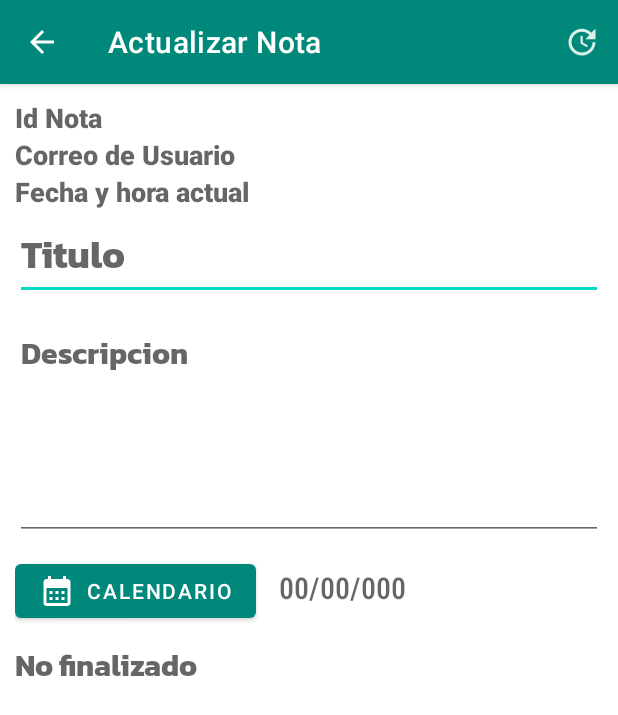
After one commit to V3Ronica1/PROYECTO-FINAL-DAUTE, an Android app: the Actualizar_Nota screen opened directly, with no data from a screen before it, on a phone screen of 412 x 824 dp. The commit adds this screen. Shown: the top 715 px of the screen. Run offline under Robolectric (Android 15) with nearby library versions, the light colour scheme and no system bars; our stand-ins replace Firebase (no records; nobody signed in at launch, a user with empty details on screens opened directly).

Commit message:
Metodo Actualizar

```diff
--- a/app/build.gradle
+++ b/app/build.gradle
@@ -46,7 +46,8 @@ android {
 
     implementation 'androidx.recyclerview:recyclerview:1.2.1'
     implementation 'com.airbnb.android:lottie:3.0.1'
-    testImplementation 'junit:junit:4.13.2'
+     implementation 'com.google.android.datatransport:transport-runtime:3.0.1'
+     testImplementation 'junit:junit:4.13.2'
     androidTestImplementation 'androidx.test.ext:junit:1.1.3'
     androidTestImplementation 'androidx.test.espresso:espresso-core:3.4.0'
 }
--- a/app/src/main/AndroidManifest.xml
+++ b/app/src/main/AndroidManifest.xml
@@ -13,6 +13,9 @@
         android:supportsRtl="true"
         android:theme="@style/Theme.Agenda_Online"
         tools:targetApi="31">
+        <activity
+            android:name="com.Actualizar_Nota"
+            android:exported="false" />
         <activity
             android:name="com.Detalles.Detalles_Notas"
             android:exported="false" />
--- /dev/null
+++ b/app/src/main/java/com/Actualizar_Nota.java
@@ -0,0 +1,193 @@
+package com;
+
+import androidx.annotation.NonNull;
+import androidx.appcompat.app.ActionBar;
+import androidx.appcompat.app.AppCompatActivity;
+
+import android.content.Intent;
+import android.os.Bundle;
+import android.text.TextUtils;
+import android.view.Menu;
+import android.view.MenuItem;
+import android.view.View;
+import android.widget.Button;
+import android.widget.EditText;
+import android.widget.TextView;
+import android.widget.Toast;
+
+import com.ListarNotas.Listar_Notas;
+import com.Objetos.Dto_notas;
+import com.google.firebase.database.DataSnapshot;
+import com.google.firebase.database.DatabaseError;
+import com.google.firebase.database.DatabaseReference;
+import com.google.firebase.database.FirebaseDatabase;
+import com.google.firebase.database.ValueEventListener;
+import com.vg.agenda_online.R;
+
+import java.text.SimpleDateFormat;
+import java.util.Date;
+import java.util.Locale;
+
+public class Actualizar_Nota extends AppCompatActivity {
+
+
+    TextView id_nota,correo_user,fecha_hora , date, result;
+    EditText titulo, descripcion;
+    Button btn_actualizar;
+
+    Module module;
+    FirebaseDatabase firebaseDatabase;
+    DatabaseReference databaseReference;
+    Dto_notas notasSelected;
+
+    @Override
+    protected void onCreate(Bundle savedInstanceState) {
+        super.onCreate(savedInstanceState);
+        setContentView(R.layout.activity_actualizar_nota);
+
+        ActionBar actionBar = getSupportActionBar();
+        actionBar.setTitle("Actualizar Nota");
+        actionBar.setDisplayShowHomeEnabled(true);
+        actionBar.setDisplayHomeAsUpEnabled(true);
+
+        id_nota =(TextView) findViewById(R.id.id_nota);
+        correo_user=(TextView)findViewById(R.id.correo_user);
+        fecha_hora=(TextView)findViewById(R.id.fecha_hora);
+        titulo=(EditText)findViewById(R.id.titulo);
+        descripcion=(EditText)findViewById(R.id.descripcion);
+       // btn_actualizar=(Button)findViewById(R.id.btn_actualizar);
+     //   databaseReference = FirebaseDatabase.getInstance().getReference("Notas Agregadas");
+
+       /* module = ((Module)getApplicationContext());
+        final String str = module.getGvalue_id().substring(0,6);
+        id_usuario.setText(str);
+        id_usuario.setEnabled(false);*/
+
+        Bundle objeto = getIntent().getExtras();
+        Dto_notas notas =null;
+        if (objeto !=null){
+            notas=(Dto_notas) objeto.getSerializable("notas");
+            id_nota.setText(""+notas.getId_nota());
+            String correo="";
+            correo_user.setText(notas.getCorreo_usario(correo));
+            fecha_hora.setText("Fecha " + getDateTime());
+            titulo.setText(notas.getTitulo());
+            descripcion.setText(notas.getDescripcion());
+
+        }
+       /* databaseReference.addValueEventListener(new ValueEventListener() {
+            @Override
+            public void onDataChange(@NonNull DataSnapshot dataSnapshot) {
+                Dto_notas notas1 = dataSnapshot.child(str).getValue(Dto_notas.class);
+                titulo.setText(notas1.getTitulo());
+                descripcion.setText(notas1.getDescripcion());
+
+            }
+
+            @Override
+            public void onCancelled(@NonNull DatabaseError error) {
+
+            }
+        });*/
+
+       /* btn_actualizar.setOnClickListener(new View.OnClickListener() {
+            @Override
+            public void onClick(View view) {
+                updateArrayList();
+                Cleartxt();
+                Intent intent = new Intent(getApplicationContext(),Listar_Notas.class);
+                        startActivity(intent);
+
+            }
+        });*/
+    }
+
+   /* private void Cleartxt(){
+        id_usuario.setText("");
+        correo_user.setText("");
+        fecha_hora.setText("");
+        titulo.setText("");
+        descripcion.setText("");
+    }*/
+
+   /* private void updateArrayList(){
+        final String id = id_usuario.getText().toString().trim();
+        final String correo= correo_user.getText().toString().trim();
+        final String fecha=fecha_hora.getText().toString().trim();
+        final String titu=titulo.getText().toString().trim();
+        final String descrip= descripcion.getText().toString().trim();
+
+        if (TextUtils.isEmpty(id)){
+            id_usuario.setError("Por favor ingrese su id");
+        }else if (TextUtils.isEmpty(correo)){
+            correo_user.setError("Por favor ingrese su nombre");
+        } else if (TextUtils.isEmpty(fecha)){
+           fecha_hora.setError("Por favor ingrese su fecha");
+        }  else if (TextUtils.isEmpty(titu)){
+           titulo.setError("Por favor ingrese  titulo");
+        }  else if (TextUtils.isEmpty(descrip)){
+        descripcion.setError("Por favor ingrese descripcion");
+       }else {
+            Dto_notas dtoNotas = new Dto_notas();
+            databaseReference.child("Notas Agregadas").child(id).addListenerForSingleValueEvent(new ValueEventListener() {
+                @Override
+                public void onDataChange(@NonNull DataSnapshot snapshot) {
+                    databaseReference = FirebaseDatabase.getInstance().getReference();
+                    databaseReference.child("Notas Agregadas").child(id).child("correo").setValue(correo);
+                    databaseReference.child("Notas Agregadas").child(id).child("fecha").setValue(fecha);
+                    databaseReference.child("Notas Agregadas").child(id).child("titulo").setValue(titu);
+                    databaseReference.child("Notas Agregadas").child(id).child("titulo").setValue(descrip);
+                }
+
+                @Override
+                public void onCancelled(@NonNull DatabaseError error) {
+
+                }
+            });
+            Toast.makeText(this, "Nota actualizada", Toast.LENGTH_SHORT).show();
+            Cleartxt();
+        }
+    }*/
+
+
+
+    private String getDateTime() {
+        SimpleDateFormat dateFormat=new SimpleDateFormat(
+                "yyyy-MM-dd HH:mm: a", Locale.getDefault());
+        Date date=new Date();
+        return dateFormat.format(date);
+    }
+
+    @Override
+    public boolean onCreateOptionsMenu(Menu menu) {
+        getMenuInflater().inflate(R.menu.menu_actualizar,menu);
+        return super.onCreateOptionsMenu(menu);
+    }
+
+    @Override
+    public boolean onOptionsItemSelected(@NonNull MenuItem item) {
+        switch (item.getItemId()){
+            case R.id.icon_actualizar:{
+
+                  Dto_notas dtoNotas = new Dto_notas();
+                  dtoNotas.setId_nota(notasSelected.getId_nota());
+                  dtoNotas.setCorreo_usario(correo_user.getText().toString().trim());
+                  dtoNotas.setFecha_nota(fecha_hora.getText().toString());
+                  dtoNotas.setTitulo(titulo.getText().toString().trim());
+                  dtoNotas.setDescripcion(descripcion.getText().toString().trim());
+                  databaseReference.child("Notas Agregadas").child(dtoNotas.getId_nota()).setValue(dtoNotas);
+
+                Toast.makeText(this, "Actualizado", Toast.LENGTH_SHORT).show();
+
+                break;
+            }
+        }
+        return super.onOptionsItemSelected(item);
+    }
+
+    @Override
+    public boolean onSupportNavigateUp() {
+        onBackPressed();
+        return super.onSupportNavigateUp();
+    }
+}
--- a/app/src/main/java/com/ViewHolder/MyAdapter.java
+++ b/app/src/main/java/com/ViewHolder/MyAdapter.java
@@ -25,9 +25,7 @@ public class MyAdapter extends FirestoreRecyclerAdapter<Dto_notas, MyAdapter.Myv
 
     @Override
     protected void onBindViewHolder(@NonNull MyviewHolder holder, int position, @NonNull Dto_notas notas) {
-        holder.titleTextView.setText(notas.getTitulo());
-        holder.contentTextView.setText(notas.getDescripcion());
-        holder.timestampTextView.setText(notas.getFecha_nota().toString());
+
 
     }
 
--- /dev/null
+++ b/app/src/main/res/drawable/ic_actualizar.xml
@@ -0,0 +1,5 @@
+<vector android:height="24dp" android:tint="#DAF1E7"
+    android:viewportHeight="24" android:viewportWidth="24"
+    android:width="24dp" xmlns:android="http://schemas.android.com/apk/res/android">
+    <path android:fillColor="@android:color/white" android:pathData="M21,10.12h-6.78l2.74,-2.82c-2.73,-2.7 -7.15,-2.8 -9.88,-0.1c-2.73,2.71 -2.73,7.08 0,9.79s7.15,2.71 9.88,0C18.32,15.65 19,14.08 19,12.1h2c0,1.98 -0.88,4.55 -2.64,6.29c-3.51,3.48 -9.21,3.48 -12.72,0c-3.5,-3.47 -3.53,-9.11 -0.02,-12.58s9.14,-3.47 12.65,0L21,3V10.12zM12.5,8v4.25l3.5,2.08l-0.72,1.21L11,13V8H12.5z"/>
+</vector>
--- /dev/null
+++ b/app/src/main/res/layout/activity_actualizar_nota.xml
@@ -0,0 +1,100 @@
+<?xml version="1.0" encoding="utf-8"?>
+<ScrollView xmlns:android="http://schemas.android.com/apk/res/android"
+    xmlns:app="http://schemas.android.com/apk/res-auto"
+    xmlns:tools="http://schemas.android.com/tools"
+    android:layout_width="match_parent"
+    android:layout_height="match_parent"
+    tools:context="com.Actualizar_Nota">
+
+
+        <androidx.appcompat.widget.LinearLayoutCompat
+            android:layout_width="match_parent"
+            android:layout_height="wrap_content"
+            android:orientation="vertical"
+            android:padding="10dp">
+
+            <TextView
+                android:hint="@string/Id_Nota"
+                android:id="@+id/id_nota"
+                android:layout_width="wrap_content"
+                android:layout_height="wrap_content"
+                android:textSize="18sp"
+                android:fontFamily="sans-serif-black"/>
+
+            <TextView
+                android:hint="@string/correo_usuario"
+                android:id="@+id/correo_user"
+                android:layout_width="wrap_content"
+                android:layout_height="wrap_content"
+                android:textSize="18sp"
+                android:fontFamily="sans-serif-black"/>
+
+            <TextView
+                android:hint="@string/fecha_horaactual"
+                android:id="@+id/fecha_hora"
+                android:layout_width="wrap_content"
+                android:layout_height="wrap_content"
+                android:textSize="18sp"
+                android:fontFamily="sans-serif-black"/>
+
+            <EditText
+                android:id="@+id/titulo"
+                android:layout_width="match_parent"
+                android:layout_height="wrap_content"
+                android:hint="@string/title"
+                android:textSize="25sp"
+                android:textStyle="bold"
+                android:fontFamily="@font/kanitbold"/>
+
+            <EditText
+                android:id="@+id/descripcion"
+                android:layout_width="match_parent"
+                android:layout_height="wrap_content"
+                android:hint="@string/Descripcion"
+                android:textStyle="bold"
+                android:fontFamily="@font/kanitbold"
+                android:textSize="20sp"
+                android:layout_marginTop="10sp"
+                android:minHeight="150dp"
+                android:gravity="start"/>
+
+            <androidx.appcompat.widget.LinearLayoutCompat
+                android:layout_width="match_parent"
+                android:layout_height="wrap_content"
+                android:orientation="horizontal"
+                android:layout_marginTop="10dp">
+
+                <Button
+                    android:layout_width="wrap_content"
+                    android:layout_height="wrap_content"
+                    android:text="@string/Calendario"
+                    android:id="@+id/calender"
+                    app:icon = "@drawable/ic_calendar"/>
+
+                <TextView
+                    android:layout_width="wrap_content"
+                    android:layout_height="wrap_content"
+                    android:hint="@string/Fecha"
+                    android:id="@+id/date"
+                    android:textSize="20dp"
+                    android:layout_marginStart="15dp"
+                    android:fontFamily="sans-serif-condensed-medium"/>
+
+
+
+            </androidx.appcompat.widget.LinearLayoutCompat>
+
+            <TextView
+                android:layout_width="wrap_content"
+                android:layout_height="wrap_content"
+                android:id="@+id/result"
+                android:hint="@string/Estado"
+                android:textSize="20sp"
+                android:layout_marginTop="10dp"
+                android:fontFamily="@font/kanitbold"/>
+
+
+        </androidx.appcompat.widget.LinearLayoutCompat>
+
+
+</ScrollView>
--- a/app/src/main/res/layout/activity_agregar_notas.xml
+++ b/app/src/main/res/layout/activity_agregar_notas.xml
@@ -13,7 +13,7 @@
         android:padding="10dp">
 
         <TextView
-            android:hint="@string/Uid_usuario"
+            android:hint="@string/Id_Nota"
             android:id="@+id/id_usuario"
             android:layout_width="wrap_content"
             android:layout_height="wrap_content"
--- a/app/src/main/res/layout/dialogo_opciones.xml
+++ b/app/src/main/res/layout/dialogo_opciones.xml
@@ -37,6 +37,7 @@
     <Button
         android:id="@+id/CD_Actualizar"
         android:text="@string/CD_Actualizar"
+        android:onClick="Eliminar"
         android:layout_marginTop="10dp"
         android:fontFamily="@font/kanitbold"
         android:layout_width="match_parent"
--- /dev/null
+++ b/app/src/main/res/menu/menu_actualizar.xml
@@ -0,0 +1,11 @@
+<?xml version="1.0" encoding="utf-8"?>
+<menu xmlns:android="http://schemas.android.com/apk/res/android"
+    xmlns:app="http://schemas.android.com/apk/res-auto">
+
+
+    <item
+        android:id="@+id/icon_actualizar"
+        android:icon="@drawable/ic_actualizar"
+        app:showAsAction="ifRoom|withText"/>
+
+</menu>
--- a/app/src/main/res/menu/menu_main.xml
+++ b/app/src/main/res/menu/menu_main.xml
@@ -6,7 +6,6 @@
 
     <item android:id="@+id/icon_atras"
         android:icon="@drawable/ic_back"
-
         android:title="Agregar icono"
         app:showAsAction="ifRoom|withText"/>
 
--- a/app/src/main/res/values/strings.xml
+++ b/app/src/main/res/values/strings.xml
@@ -31,7 +31,7 @@
     <string name="CorreoPrincipal"> -- </string>
 
     <!--Agregar Notas -->
-    <string name="Uid_usuario">Uid de usuario</string>
+    <string name="Id_Nota">Id Nota</string>
     <string name="correo_usuario">Correo de Usuario</string>
     <string name="fecha_horaactual">Fecha y hora actual</string>
     <string name="title">Titulo</string>
```
Also changed, not shown: app/src/main/java/com/Detalles/Detalles_Notas.java (+2 -9 lines), app/src/main/java/com/ListarNotas/Listar_Notas.java (+39 -23 lines), app/src/main/java/com/MenuPrincipal.java (+1 -31 lines), app/src/main/java/com/Module.java (added, +28 -0 lines), app/src/main/java/com/Objetos/Dto_notas.java (+14 -4 lines), app/src/main/java/com/vg/agenda_online/Agregar_Notas.java (+7 -2 lines).
